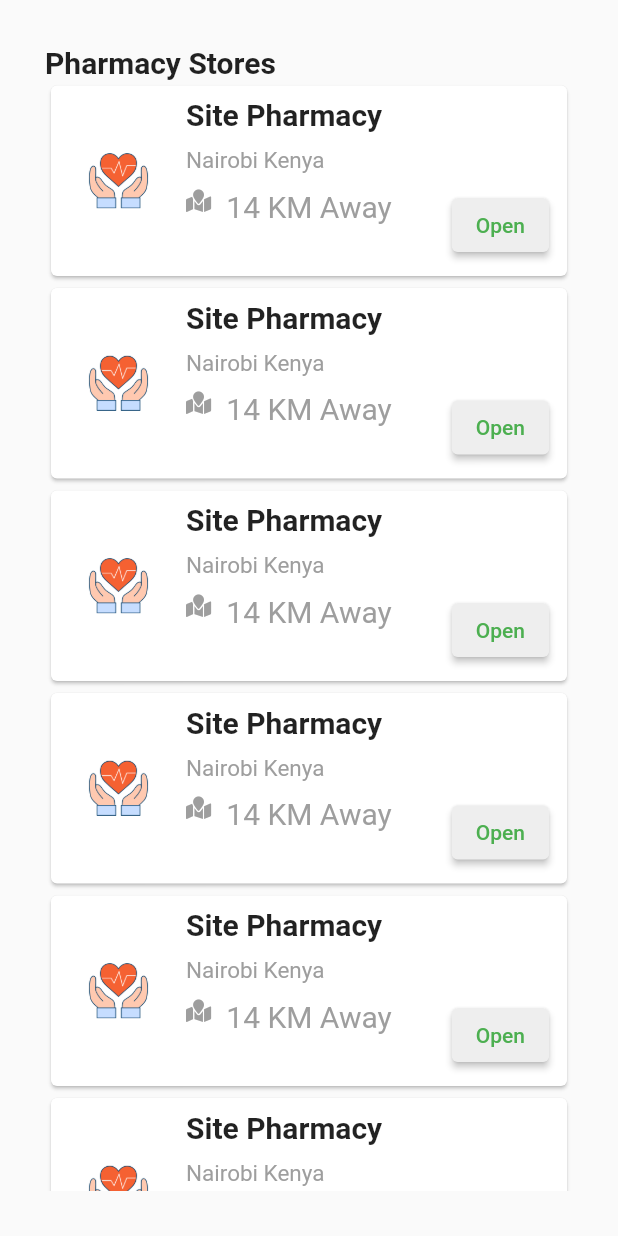
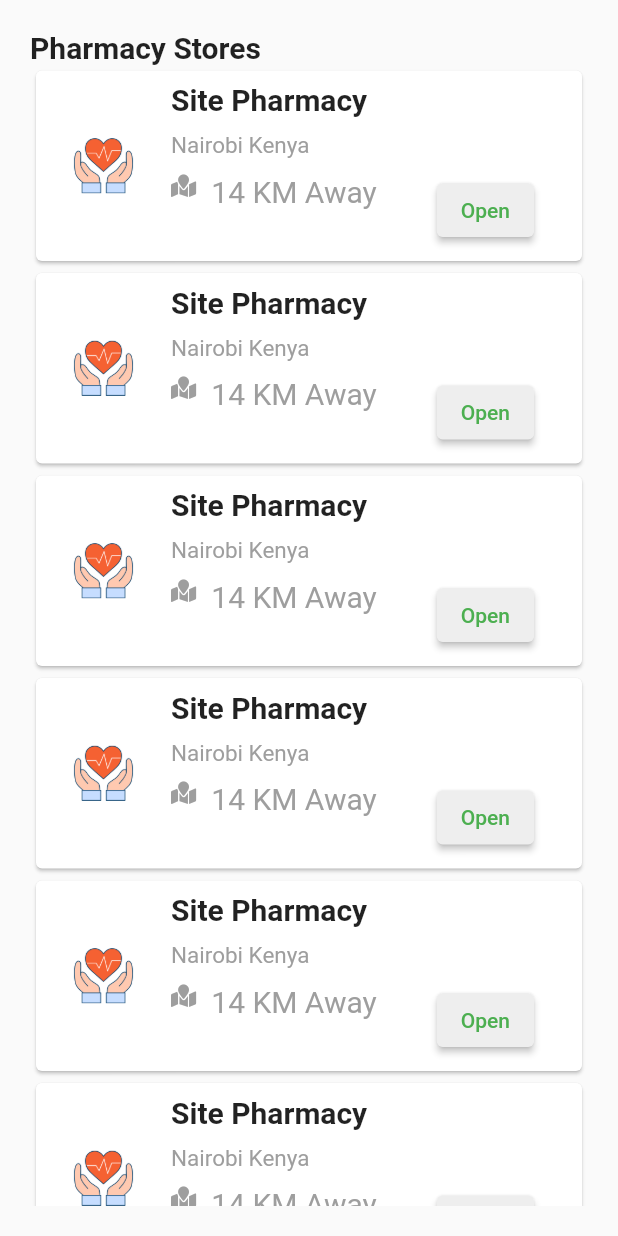
Before and after one commit to frank-hub/HMS_Mobile_App, a Flutter app: the HomeScreenPharmacy screen opened directly, on a phone screen of 412 x 824 dp. Run offline on Flutter 3.47's test engine with Material 2 defaults, Android fonts, the phone set to English and light mode, and no system bars; our stand-ins replace datetime_picker_formfield, dio, flutter_signin_button, flutter_spinkit, fluttertoast, font_awesome_flutter and 4 more; accounts and stored records are empty.

Commit message:
'updates'

```diff
--- a/lib/main.dart
+++ b/lib/main.dart
@@ -38,7 +38,7 @@ class _MyAppState extends State<MyApp> {
   }
   checkUserType(){
     if(user_role=="doctor"){
-      return HomeScreenDoctor();
+      return ;
     }
     else{
       return HomeScreen();
--- a/lib/screens/pharmacy/HomeScreenPharmacy.dart
+++ b/lib/screens/pharmacy/HomeScreenPharmacy.dart
@@ -13,7 +13,7 @@ class _HomeScreenPharmacyState extends State<HomeScreenPharmacy> {
   Widget build(BuildContext context) {
     return Scaffold(
       body: Container(
-        padding: EdgeInsets.all(30),
+        padding: EdgeInsets.all(20),
         child: Column(
           mainAxisAlignment: MainAxisAlignment.start,
           crossAxisAlignment: CrossAxisAlignment.start,
```
